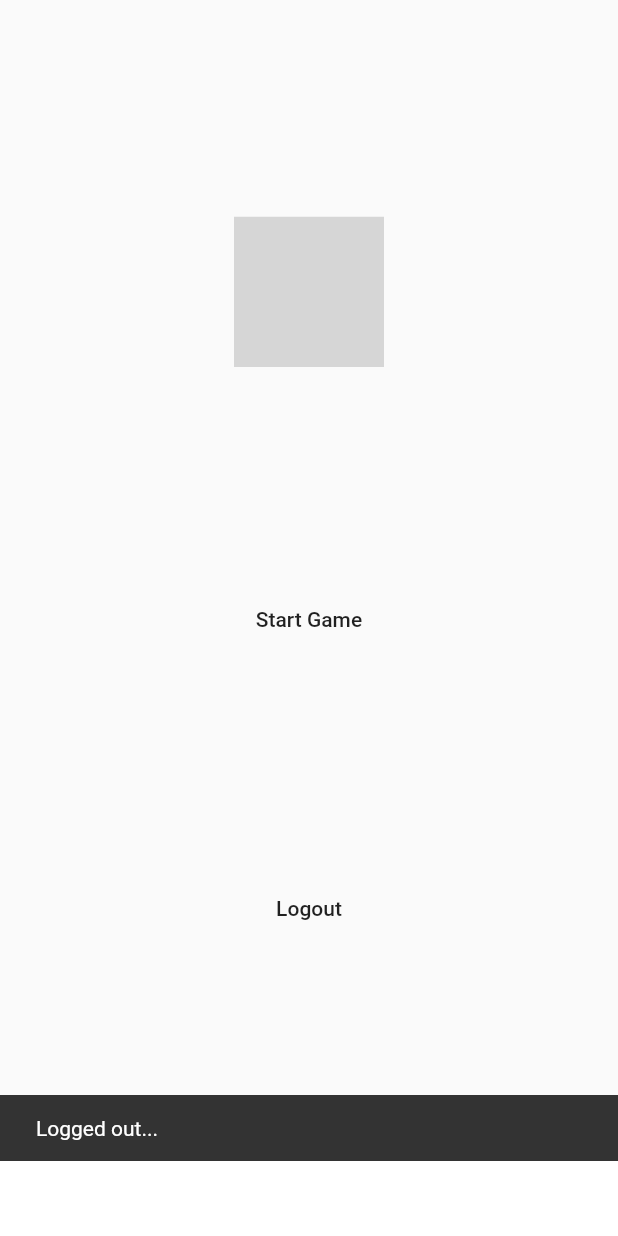
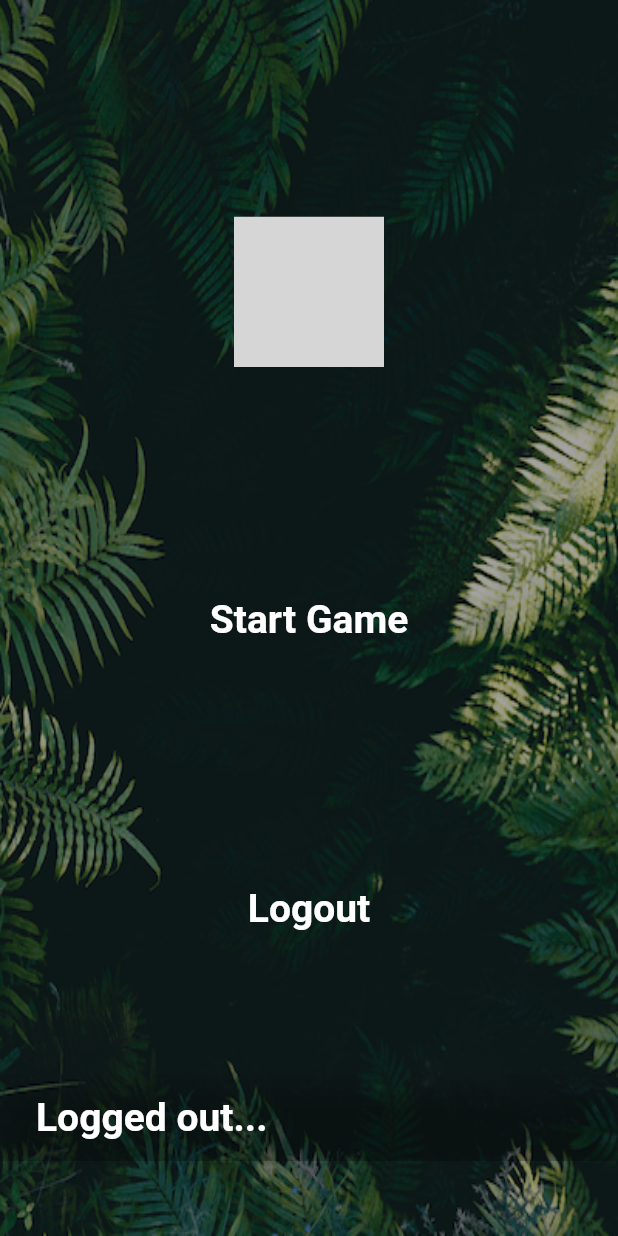
Before and after one commit to VVlESEL/MonkeyGame, a Flutter app: the Start screen opened by its route, after a tap on "Logout", on a phone screen of 412 x 824 dp. Run offline on Flutter 3.47's test engine with Material 2 defaults, Android fonts, the phone set to English and light mode, and no system bars; drawn by our look-alikes of flare_flutter; our stand-ins replace cloud_firestore, firebase_auth, google_sign_in; missing offline and left inert: firebase_admob, flutter_facebook_login; accounts and stored records are empty; grey boxes are pictures that could not be loaded.

Commit message:
added background

```diff
--- /dev/null
+++ b/lib/background.dart
@@ -0,0 +1,22 @@
+import 'package:flutter/material.dart';
+
+class Background extends StatelessWidget {
+  final String imgResource;
+
+  Background({@required this.imgResource});
+
+  @override
+  Widget build(BuildContext context) {
+    return Container(
+      decoration: BoxDecoration(
+        image: DecorationImage(
+          image: AssetImage(imgResource),
+          fit: BoxFit.fill,
+        ),
+      ),
+      child: Container(
+        color: Colors.black.withOpacity(0.30),
+      ),
+    );
+  }
+}
--- a/lib/falling_object.dart
+++ b/lib/falling_object.dart
@@ -3,7 +3,6 @@ import 'dart:math' as math;
 import 'package:flare_flutter/flare_actor.dart';
 import 'package:flutter/material.dart';
 import 'package:monkeygame/game.dart';
-import 'package:monkeygame/monkey.dart';
 
 typedef void MyCallback(FallingObject banana);
 class FallingObject extends StatefulWidget {
--- a/lib/game.dart
+++ b/lib/game.dart
@@ -43,7 +43,7 @@ class _GameState extends State<Game> with WidgetsBindingObserver {
   List<Widget> _coconutList = List();
   double _baseSpeed = 5.0;
   int _bananaCounter = 0;
-  int _secondsLeft = 1;
+  int _secondsLeft = 30;
   int _secondsPassed = 0;
   String _info = "";
   bool _isGameOver = false;
--- a/lib/main.dart
+++ b/lib/main.dart
@@ -6,6 +6,7 @@ import 'package:monkeygame/auth.dart' as auth;
 import 'package:firebase_admob/firebase_admob.dart';
 import 'package:monkeygame/admob.dart';
 import 'dart:async';
+import 'package:monkeygame/background.dart';
 
 void main() {
   FirebaseAdMob.instance.initialize(appId: getAdMobAppId());
@@ -64,9 +65,13 @@ class _StartState extends State<Start> {
 
   @override
   Widget build(BuildContext context) {
-    return Padding(
+    return Stack(
+      children: <Widget>[
+        Background(imgResource: "assets/img_leafs.png"),
+        Padding(
           padding: const EdgeInsets.only(bottom: 50.0),
           child: Scaffold(
+            backgroundColor: Colors.transparent,
             body: Column(
               mainAxisSize: MainAxisSize.max,
               mainAxisAlignment: MainAxisAlignment.spaceEvenly,
@@ -84,14 +89,14 @@ class _StartState extends State<Start> {
                     onPressed: () {
                       _isCurrentRoute = false;
                       if (_isBannerAdShown) {
-                    Timer(const Duration(milliseconds: 500), () {
+                        Timer(const Duration(milliseconds: 250), () {
                           _bannerAd?.dispose();
                         });
                       }
 
                       Navigator.of(context).pushNamed('/game');
                     },
-                child: Text("Start Game"),
+                    child: Text("Start Game", style: _textStyle()),
                   ),
                 ),
                 Builder(
@@ -99,17 +104,29 @@ class _StartState extends State<Start> {
                         onPressed: () => auth.logout().then((b) {
                               if (b) {
                                 Scaffold.of(context).showSnackBar(SnackBar(
-                              content: Text("Logged out..."),
+                                  backgroundColor: Colors.transparent,
+                                  content: Text("Logged out...",
+                                      style: _textStyle()),
                                   duration: Duration(seconds: 2),
                                 ));
                               }
                             }),
-                    child: Text("Logout"),
+                        child: Text("Logout", style: _textStyle()),
                       ),
                 ),
               ],
             ),
           ),
+        ),
+      ],
+    );
+  }
+
+  TextStyle _textStyle() {
+    return TextStyle(
+      color: Colors.white,
+      fontWeight: FontWeight.bold,
+      fontSize: 26.0,
     );
   }
 }
--- a/pubspec.yaml
+++ b/pubspec.yaml
@@ -56,6 +56,7 @@ flutter:
     - assets/coconut.flr
 
     - assets/img_jungle.png
+    - assets/img_leafs.png
 
     - assets/ic_facebook.png
     - assets/ic_google.png
```
Also changed, not shown: lib/game_scaffold.dart (+2 -11 lines), lib/leaderboard_dialog.dart (+7 -1 lines), assets/img_leafs.png (added). Lines whose indentation alone changed are shown as unchanged.
